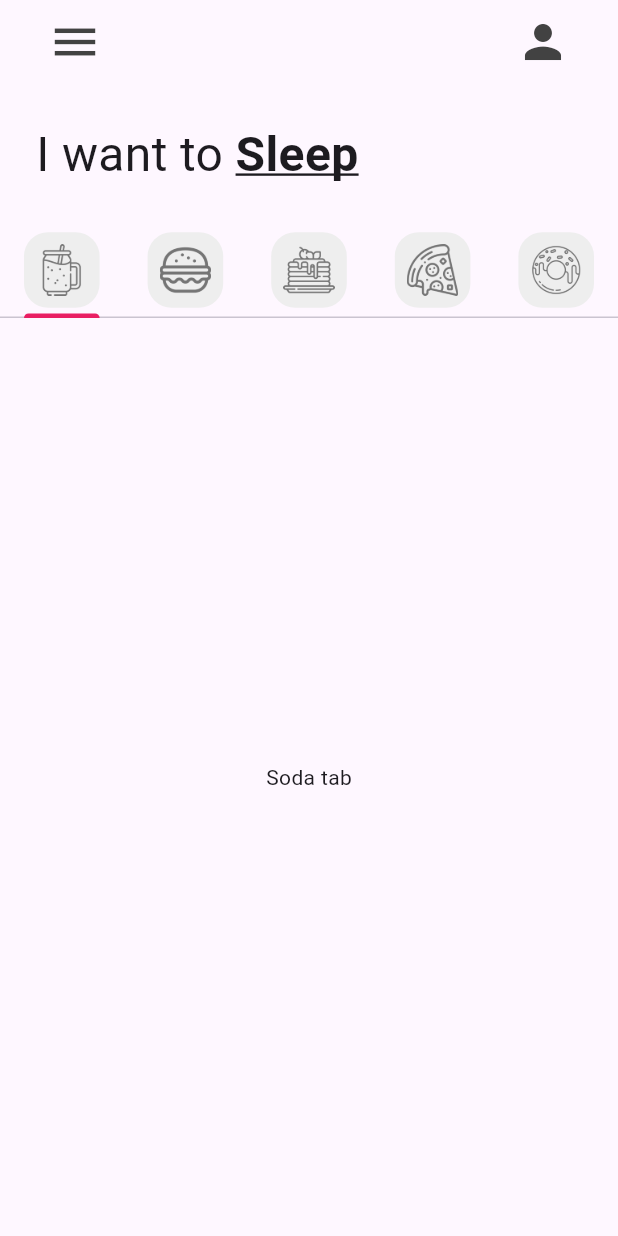
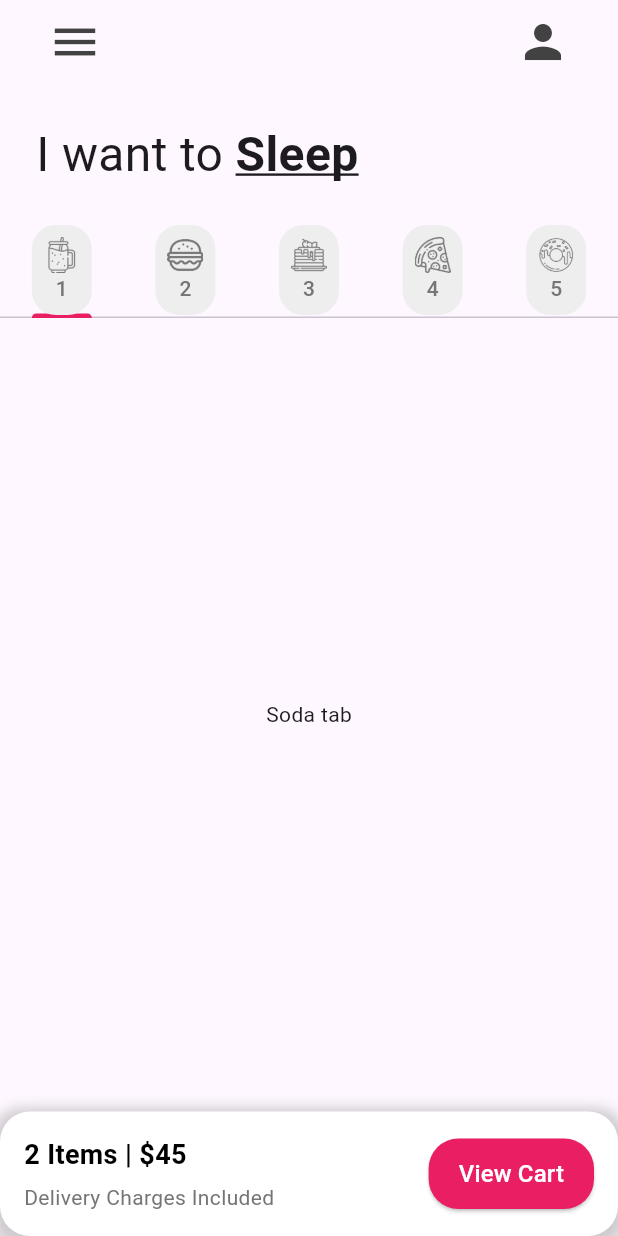
Before and after one commit to RogersMLCH/reto1_donut_app_roger_maldonado, a Flutter app: the screen it shows after launch, on a phone screen of 412 x 824 dp. Run offline on Flutter 3.47's test engine with Material 3 defaults, Android fonts, the light colour scheme and no system bars.

Commit message:
Cierre de practica 1

```diff
--- a/lib/main.dart
+++ b/lib/main.dart
@@ -11,6 +11,8 @@ class MainApp extends StatelessWidget {
   @override
   Widget build(BuildContext context) {
     return MaterialApp(
+            debugShowCheckedModeBanner: false, // Esto quita el banner de debug
+
       home: const HomePage(),
       theme: ThemeData(
         tabBarTheme: TabBarTheme(
--- a/lib/pages/home_page.dart
+++ b/lib/pages/home_page.dart
@@ -19,13 +19,14 @@ class _HomePageState extends State<HomePage> {
   List<Widget> myTabs = [
 
     //dounut tab
-    const MyTab(iconPath: 'lib/icons/soda.png'),
-    const MyTab(iconPath: 'lib/icons/burger.png'),
-    const MyTab(iconPath: 'lib/icons/pastel.png'),
-    const MyTab(iconPath: 'lib/icons/pizza.png'),
-    const MyTab(iconPath: 'lib/icons/donut.png'),
+    const MyTab(iconPath: 'lib/icons/soda.png',name:'1'),
+    const MyTab(iconPath: 'lib/icons/burger.png',name:'2'),
+    const MyTab(iconPath: 'lib/icons/pastel.png',name:'3'),
+    const MyTab(iconPath: 'lib/icons/pizza.png',name:'4'),
+    const MyTab(iconPath: 'lib/icons/donut.png',name:'5'),
   ];
   @override
+
   Widget build(BuildContext context) {
     return DefaultTabController(
       length: myTabs.length,
@@ -64,10 +65,68 @@ class _HomePageState extends State<HomePage> {
           pastelTab(),
           pizzaTab(),
           donutTab()
-          ]))
-          //Tab bar view
-        ],),
+          ])),
+
+          // Contenedor del carrito
+          Container(
+            padding: const EdgeInsets.all(16.0),
+            decoration: BoxDecoration(
+              color: Colors.white,
+              borderRadius: BorderRadius.circular(20),
+              boxShadow: [
+                BoxShadow(
+                  color: Colors.grey.withOpacity(0.5),
+                  spreadRadius: 5,
+                  blurRadius: 7,
+                  offset: Offset(0, 3), // Cambia la posición de la sombra
+                ),
+              ],
+            ),
+            child: Row(
+              mainAxisAlignment: MainAxisAlignment.spaceBetween,
+              children: [
+                // Información de items y precio
+                Column(
+                  crossAxisAlignment: CrossAxisAlignment.start,
+                  children: [
+                    Text(
+                      '2 Items | \$45',
+                      style: TextStyle(
+                          fontSize: 18,
+                          fontWeight: FontWeight.bold,
+                          color: Colors.black),
+                    ),
+                    SizedBox(height: 5),
+                    Text(
+                      'Delivery Charges Included',
+                      style: TextStyle(fontSize: 14, color: Colors.grey[600]),
+                    ),
+                  ],
+                ),
+                // Botón "View Cart"
+                ElevatedButton(
+                  style: ElevatedButton.styleFrom(
+                    backgroundColor: Colors.pink, // Color del botón
+                    padding: const EdgeInsets.symmetric(
+                        horizontal: 20, vertical: 12),
+                    shape: RoundedRectangleBorder(
+                      borderRadius: BorderRadius.circular(20),
+                    ),
+                  ),
+                  onPressed: () {
+                    // Acción al presionar el botón
+                  },
+                  child: Text(
+                    'View Cart',
+                    style: TextStyle(fontSize: 16, color: Colors.white),
+                  ),
+                ),
+              ],
+            ),
+          ),
+        ]),
       ),
     );
   }
 }
+          //Tab bar view
--- a/lib/utils/my_tab.dart
+++ b/lib/utils/my_tab.dart
@@ -1,10 +1,10 @@
 import 'package:flutter/material.dart';
 
 class MyTab extends StatelessWidget {
+  final String iconPath;
+  final String name;
 
-  final String iconPath;
-
-  const MyTab({super.key, required this.iconPath});
+  const MyTab({super.key, required this.iconPath, required this.name});
 
   @override
   Widget build(BuildContext context) {
@@ -12,8 +12,28 @@ class MyTab extends StatelessWidget {
       height: 60,
       child: Container(
         padding: const EdgeInsets.all(8),
-        decoration: BoxDecoration(color: Colors.grey[200], borderRadius: BorderRadius.circular(16)),
-        child: Image.asset(iconPath, color: Colors.grey[600])
+        decoration: BoxDecoration(
+          color: Colors.grey[200],
+          borderRadius: BorderRadius.circular(16),
+        ),
+        child: Column(
+          mainAxisAlignment: MainAxisAlignment.center,
+          children: [
+            Image.asset(
+              iconPath,
+              color: Colors.grey[600],
+              width: 24, // Ajusta el tamaño de la imagen
+              height: 24,
+            ),
+
+            Text(
+              name,
+              style: TextStyle(
+                color: Colors.grey[600],
+              ),
+            ),
+          ],
+        ),
       ),
     );
   }
```
Also changed, not shown: lib/tab/donut_tab.dart (+12 -1 lines), lib/utils/DonutTile.dart (+76 -40 lines).
